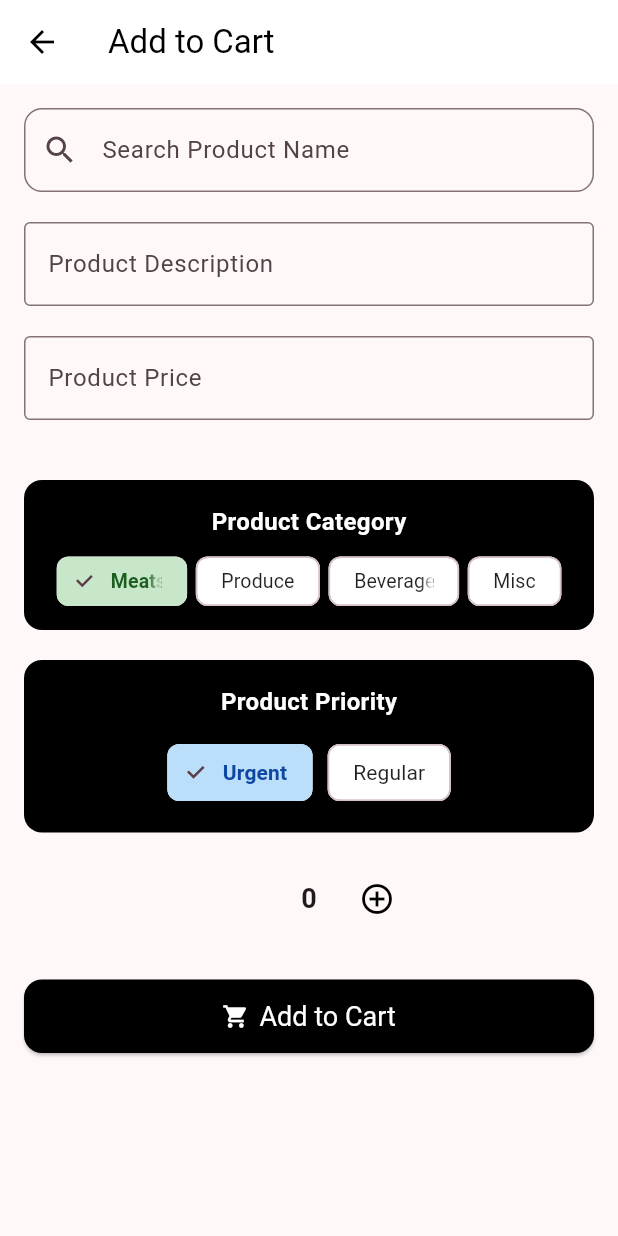
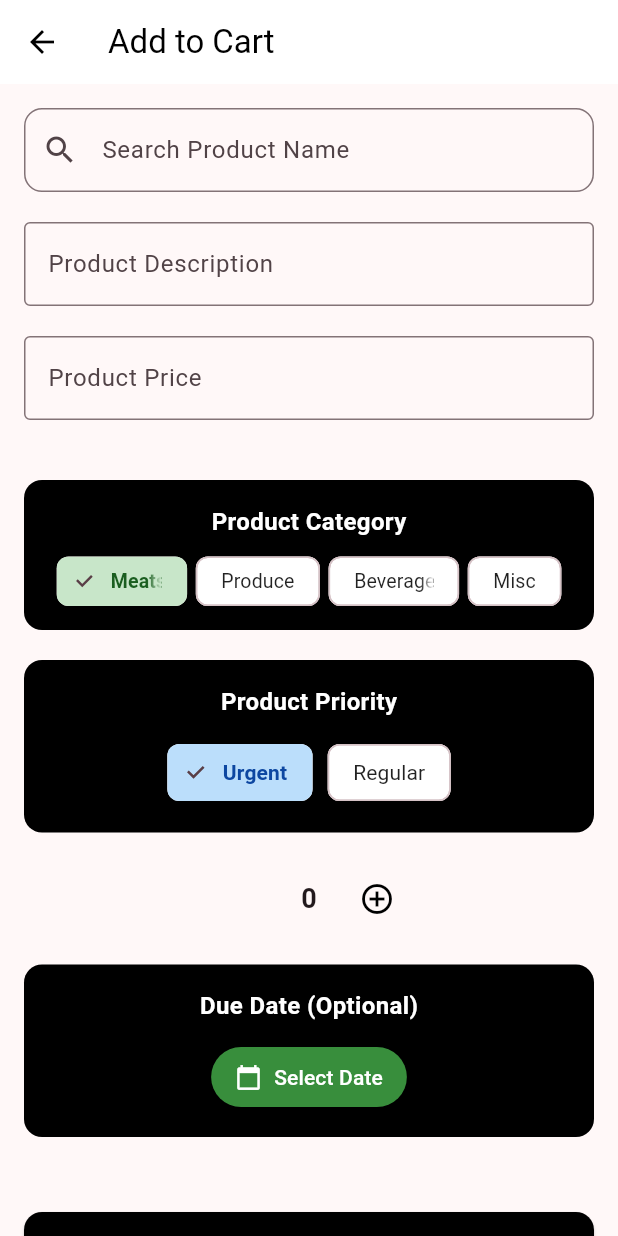
Before and after one commit to usmann56/arcadiabaygrocer, a Flutter app: the AddItemsPage screen opened directly, on a phone screen of 412 x 824 dp. Run offline on Flutter 3.47's test engine with Material 3 defaults, Android fonts, the phone set to English and light mode, and no system bars; our stand-ins replace sqflite; missing offline and left inert: mobile_scanner; accounts and stored records are empty.

Commit message:
Add due date feature + weekly price estimator

```diff
--- /dev/null
+++ b/lib/components/due_date_selector.dart
@@ -0,0 +1,120 @@
+import 'package:flutter/material.dart';
+
+/**
+ * DueDateSelector - Widget for selecting when an item needs to be purchased
+ *
+ * Displays a date picker in a black container with white text.
+ * Allows users to set a due date for their shopping items.
+ */
+class DueDateSelector extends StatelessWidget {
+  final DateTime? dueDate; // Currently selected due date
+  final ValueChanged<DateTime?>
+  onDueDateSelected; // Callback when user selects date
+
+  const DueDateSelector({
+    super.key,
+    required this.dueDate,
+    required this.onDueDateSelected,
+  });
+
+  /**
+   * Shows the date picker dialog
+   */
+  Future<void> _selectDate(BuildContext context) async {
+    final DateTime? picked = await showDatePicker(
+      context: context,
+      initialDate: dueDate ?? DateTime.now(),
+      firstDate: DateTime.now(),
+      lastDate: DateTime.now().add(
+        const Duration(days: 365),
+      ), // Allow up to 1 year in future
+    );
+
+    if (picked != null && picked != dueDate) {
+      onDueDateSelected(picked);
+    }
+  }
+
+  /**
+   * Clears the selected due date
+   */
+  void _clearDate() {
+    onDueDateSelected(null);
+  }
+
+  /**
+   * Builds the due date selector UI
+   *
+   * Creates a black container with date selection controls
+   */
+  @override
+  Widget build(BuildContext context) {
+    return SizedBox(
+      width: double.infinity,
+      child: Container(
+        decoration: BoxDecoration(
+          color: Colors.black, // Black background
+          borderRadius: BorderRadius.circular(12),
+        ),
+        margin: const EdgeInsets.only(bottom: 20),
+        child: Padding(
+          padding: const EdgeInsets.all(16.0),
+          child: Column(
+            crossAxisAlignment: CrossAxisAlignment.center,
+            children: [
+              const Text(
+                'Due Date (Optional)',
+                style: TextStyle(
+                  fontSize: 16,
+                  fontWeight: FontWeight.bold,
+                  color: Colors.white, // White text
+                ),
+              ),
+              const SizedBox(height: 12),
+              Row(
+                mainAxisAlignment: MainAxisAlignment.spaceEvenly,
+                children: [
+                  // Date selection button
+                  ElevatedButton.icon(
+                    onPressed: () => _selectDate(context),
+                    icon: const Icon(Icons.calendar_today, color: Colors.white),
+                    label: Text(
+                      dueDate != null
+                          ? '${dueDate!.day}/${dueDate!.month}/${dueDate!.year}'
+                          : 'Select Date',
+                      style: const TextStyle(color: Colors.white),
+                    ),
+                    style: ElevatedButton.styleFrom(
+                      backgroundColor: Colors.green.shade700,
+                      padding: const EdgeInsets.symmetric(
+                        horizontal: 16,
+                        vertical: 8,
+                      ),
+                    ),
+                  ),
+                  // Clear date button (only show if date is selected)
+                  if (dueDate != null)
+                    ElevatedButton.icon(
+                      onPressed: _clearDate,
+                      icon: const Icon(Icons.clear, color: Colors.white),
+                      label: const Text(
+                        'Clear',
+                        style: TextStyle(color: Colors.white),
+                      ),
+                      style: ElevatedButton.styleFrom(
+                        backgroundColor: Colors.red.shade700,
+                        padding: const EdgeInsets.symmetric(
+                          horizontal: 16,
+                          vertical: 8,
+                        ),
+                      ),
+                    ),
+                ],
+              ),
+            ],
+          ),
+        ),
+      ),
+    );
+  }
+}
--- a/lib/models/cart_item.dart
+++ b/lib/models/cart_item.dart
@@ -5,22 +5,24 @@
  * wants to buy, including what it is, how much it costs, and user preferences.
  */
 class CartItem {
-  final int? id;              // Unique database ID (null for new items)
-  final String name;          // Product name (e.g., "Bananas")
-  final String? upc;          // Barcode/UPC code for barcode scanner
-  final double price;         // Price per item in dollars
-  final String? category;     // User-assigned category ("meats", "produce", etc.)
-  final String priority;      // How important this item is ("urgent" or "regular")
-  final int quantity;         // How many of this item to buy
-  final String? description;  // Optional notes about the item
-  final DateTime? addedAt;    // When the item was first added to the cart
-  final bool urgentReminderShown; // Whether the one-time urgent reminder has been shown for this item
+  final int? id; // Unique database ID (null for new items)
+  final String name; // Product name (e.g., "Bananas")
+  final String? upc; // Barcode/UPC code for barcode scanner
+  final double price; // Price per item in dollars
+  final String? category; // User-assigned category ("meats", "produce", etc.)
+  final String priority; // How important this item is ("urgent" or "regular")
+  final int quantity; // How many of this item to buy
+  final String? description; // Optional notes about the item
+  final DateTime? addedAt; // When the item was first added to the cart
+  final bool
+  urgentReminderShown; // Whether the one-time urgent reminder has been shown for this item
+  final DateTime? dueDate; // When this item needs to be purchased by
 
   /**
    * Creates a new CartItem
    *
    * Required fields: name, price, priority, quantity
-   * Optional fields: id, upc, category, description
+   * Optional fields: id, upc, category, description, dueDate
    */
   CartItem({
     this.id,
@@ -33,6 +35,7 @@ class CartItem {
     this.description,
     this.addedAt,
     this.urgentReminderShown = false,
+    this.dueDate,
   });
 
   /**
@@ -53,6 +56,7 @@ class CartItem {
       'description': description,
       'added_at': addedAt?.millisecondsSinceEpoch,
       'urgent_reminder_shown': urgentReminderShown ? 1 : 0,
+      'due_date': dueDate?.millisecondsSinceEpoch,
     };
   }
 
@@ -75,7 +79,10 @@ class CartItem {
       addedAt: map['added_at'] != null
           ? DateTime.fromMillisecondsSinceEpoch(map['added_at'] as int)
           : null,
-  urgentReminderShown: (map['urgent_reminder_shown'] ?? 0) == 1,
+      urgentReminderShown: (map['urgent_reminder_shown'] ?? 0) == 1,
+      dueDate: map['due_date'] != null
+          ? DateTime.fromMillisecondsSinceEpoch(map['due_date'] as int)
+          : null,
     );
   }
 
@@ -85,6 +92,6 @@ class CartItem {
    */
   @override
   String toString() {
-    return 'CartItem{id: $id, name: $name, upc: $upc, price: $price, category: $category, priority: $priority, quantity: $quantity, description: $description, addedAt: $addedAt, urgentReminderShown: $urgentReminderShown}';
+    return 'CartItem{id: $id, name: $name, upc: $upc, price: $price, category: $category, priority: $priority, quantity: $quantity, description: $description, addedAt: $addedAt, urgentReminderShown: $urgentReminderShown, dueDate: $dueDate}';
   }
 }
--- a/lib/screens/add_item.dart
+++ b/lib/screens/add_item.dart
@@ -6,6 +6,7 @@ import '../dataBase/cart_service.dart';
 import '../components/category_selector.dart';
 import '../components/priority_selector.dart';
 import '../components/quantity_selector.dart';
+import '../components/due_date_selector.dart';
 
 // Color definitions for consistent styling across the add item screen
 const Color _categoryContainerColor =
@@ -57,6 +58,7 @@ class _AddItemsPageState extends State<AddItemsPage> {
   String _selectedPriority =
       'Urgent'; // User's chosen priority (default: Urgent)
   int _quantity = 0; // How many items to buy (starts at 0)
+  DateTime? _dueDate; // When this item needs to be purchased by
 
   // UI state variables
   bool _showSuggestions = false; // Whether to show search results
@@ -183,6 +185,7 @@ class _AddItemsPageState extends State<AddItemsPage> {
         category: _selectedCategory.toLowerCase(),
         priority: _selectedPriority.toLowerCase(),
         description: _productDescription.isEmpty ? null : _productDescription,
+        dueDate: _dueDate,
       );
 
       // If we have a selected grocery item and it doesn't have a category,
@@ -380,6 +383,15 @@ class _AddItemsPageState extends State<AddItemsPage> {
               quantity: _quantity,
               onIncrement: _increment, // Increase quantity by 1
               onDecrement: _decrement, // Decrease quantity by 1 (min 0)
+            ),
+            const SizedBox(height: 20),
+
+            // Due Date Selector - let user choose when item needs to be purchased
+            DueDateSelector(
+              dueDate: _dueDate,
+              onDueDateSelected: (date) {
+                setState(() => _dueDate = date);
+              },
             ),
             const SizedBox(height: 30),
 
--- a/lib/screens/barcode_scanner.dart
+++ b/lib/screens/barcode_scanner.dart
@@ -6,6 +6,7 @@ import '../components/priority_selector.dart';
 import '../components/quantity_selector.dart';
 import '../dataBase/cart_service.dart';
 import 'package:mobile_scanner/mobile_scanner.dart';
+import '../components/due_date_selector.dart';
 
 class BarcodeScannerPage extends StatefulWidget {
   const BarcodeScannerPage({super.key});
@@ -23,6 +24,7 @@ class _BarcodeScannerPageState extends State<BarcodeScannerPage> {
   String _selectedPriority = 'Urgent';
   int _quantity = 0; // Start at 0, user must actively select quantity
   bool _isLoading = false; // Loading state for add to cart
+  DateTime? _dueDate;
 
   Future<void> _scanBarcode() async {
     final barcode = await Navigator.push(
@@ -131,6 +133,7 @@ class _BarcodeScannerPageState extends State<BarcodeScannerPage> {
         priority: _selectedPriority.toLowerCase(),
         description: _productDescription.isEmpty ? null : _productDescription,
         upc: _barcode, // Save the barcode for future reference
+        dueDate: _dueDate,
       );
 
       // Show success message
@@ -144,7 +147,6 @@ class _BarcodeScannerPageState extends State<BarcodeScannerPage> {
       // Return to main screen with success indicator
       // This tells the main screen to refresh the cart
       Navigator.of(context).pop(true);
-
     } catch (e) {
       setState(() {
         _isLoading = false;
@@ -214,15 +216,24 @@ class _BarcodeScannerPageState extends State<BarcodeScannerPage> {
               onDecrement: _decrement,
             ),
             const SizedBox(height: 30),
+            DueDateSelector(
+              dueDate: _dueDate,
+              onDueDateSelected: (date) {
+                setState(() => _dueDate = date);
+              },
+            ),
+            const SizedBox(height: 30),
             SizedBox(
               width: double.infinity,
               child: ElevatedButton.icon(
-                onPressed: _isLoading ? null : _addToCart, // Disable while loading
+                onPressed: _isLoading
+                    ? null
+                    : _addToCart, // Disable while loading
                 icon: _isLoading
                     ? const SizedBox(
                         width: 20,
                         height: 20,
-                        child: CircularProgressIndicator(strokeWidth: 2)
+                        child: CircularProgressIndicator(strokeWidth: 2),
                       )
                     : const Icon(Icons.shopping_cart),
                 label: Text(_isLoading ? 'Adding...' : 'Add to Cart'),
```
Also changed, not shown: lib/dataBase/cart_service.dart (+17 -5 lines), lib/main.dart (+140 -3 lines).
